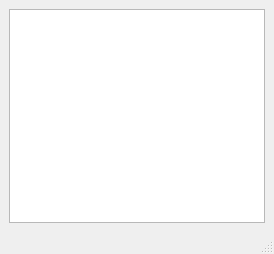
Above: Qt/16_derivation/mainwindow.ui from de-souza/embedded-cpp-training before the change. Below: the same form after it.
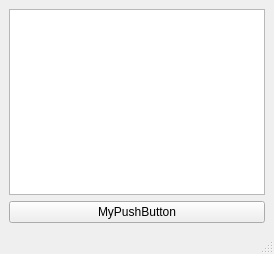
That is the form after the change. Custom widgets are drawn as their Qt base class.

Commit message: Add MyPushButton with double-click event

Patch:
```diff
--- a/Qt/16_derivation/mainwindow.ui
+++ b/Qt/16_derivation/mainwindow.ui
@@ -18,6 +18,13 @@
     <item>
      <widget class="MyPlainTextEdit" name="myPlainTextEdit"/>
     </item>
+    <item>
+     <widget class="MyPushButton" name="myPushButton">
+      <property name="text">
+       <string>MyPushButton</string>
+      </property>
+     </widget>
+    </item>
    </layout>
   </widget>
   <widget class="QMenuBar" name="menubar">
@@ -38,6 +45,11 @@
    <extends>QPlainTextEdit</extends>
    <header>myplaintextedit.h</header>
   </customwidget>
+  <customwidget>
+   <class>MyPushButton</class>
+   <extends>QPushButton</extends>
+   <header>mypushbutton.h</header>
+  </customwidget>
  </customwidgets>
  <resources/>
  <connections/>
```
The commit also changes 7 other files.
